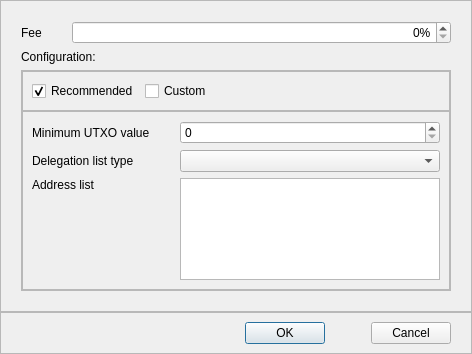
Qt form src/qt/forms/superstakerconfigdialog.ui (qtumproject/qtum) before a commit.
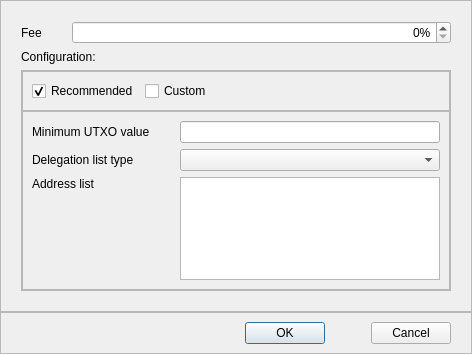
The same form after that commit. Custom widgets are drawn as their Qt base class.

Commit message: Update super staker config dialog

```diff
--- a/src/qt/forms/superstakerconfigdialog.ui
+++ b/src/qt/forms/superstakerconfigdialog.ui
@@ -184,16 +184,6 @@
               </property>
              </widget>
             </item>
-            <item row="0" column="1">
-             <widget class="QSpinBox" name="sbMinUtxo">
-              <property name="sizePolicy">
-               <sizepolicy hsizetype="Expanding" vsizetype="Fixed">
-                <horstretch>0</horstretch>
-                <verstretch>0</verstretch>
-               </sizepolicy>
-              </property>
-             </widget>
-            </item>
             <item row="1" column="0">
              <widget class="QLabel" name="labelListType">
               <property name="text">
@@ -234,6 +224,9 @@
               </property>
              </spacer>
             </item>
+            <item row="0" column="1">
+             <widget class="BitcoinAmountField" name="leMinUtxo"/>
+            </item>
            </layout>
           </widget>
          </item>
@@ -306,6 +299,19 @@
    </item>
   </layout>
  </widget>
+ <customwidgets>
+  <customwidget>
+   <class>BitcoinAmountField</class>
+   <extends>QLineEdit</extends>
+   <header>qt/bitcoinamountfield.h</header>
+   <container>1</container>
+  </customwidget>
+  <customwidget>
+   <class>QValidatedTextEdit</class>
+   <extends>QTextEdit</extends>
+   <header>qt/qvalidatedtextedit.h</header>
+  </customwidget>
+ </customwidgets>
  <resources/>
  <connections/>
 </ui>
```
Left out of the diff: 2 changed lines with no effect on the pictures. The commit also changes 7 other files.
